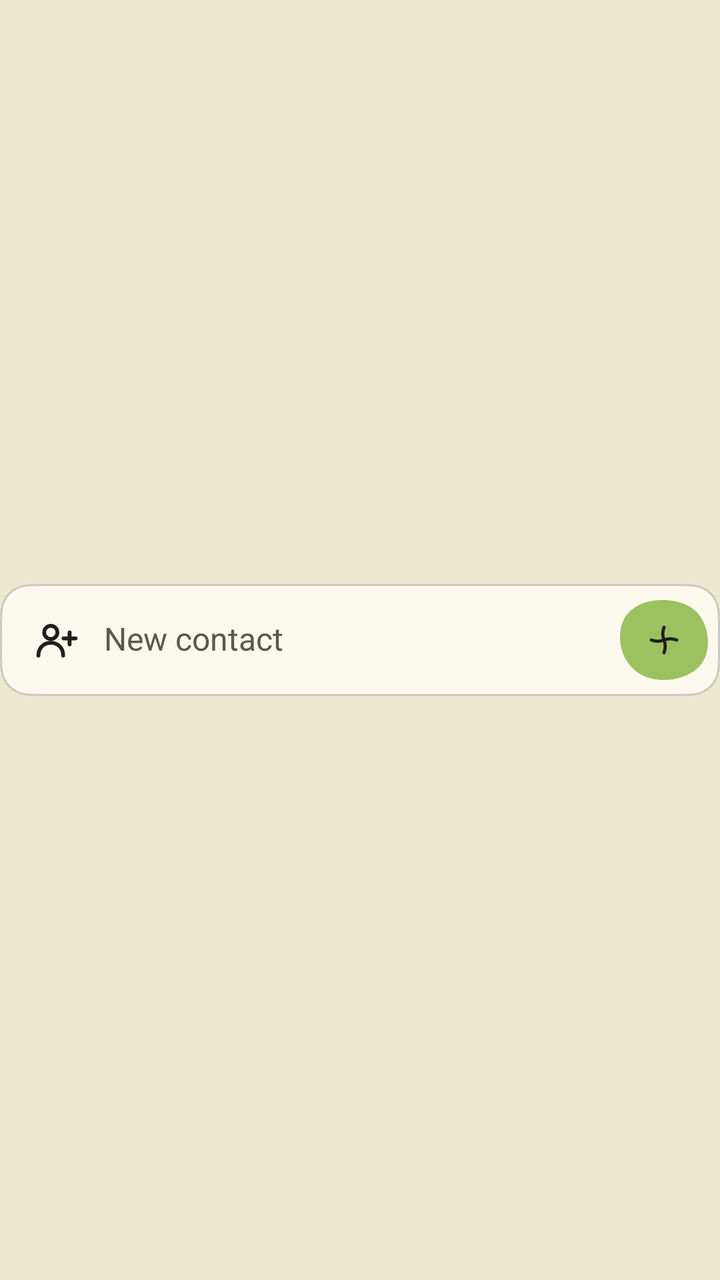
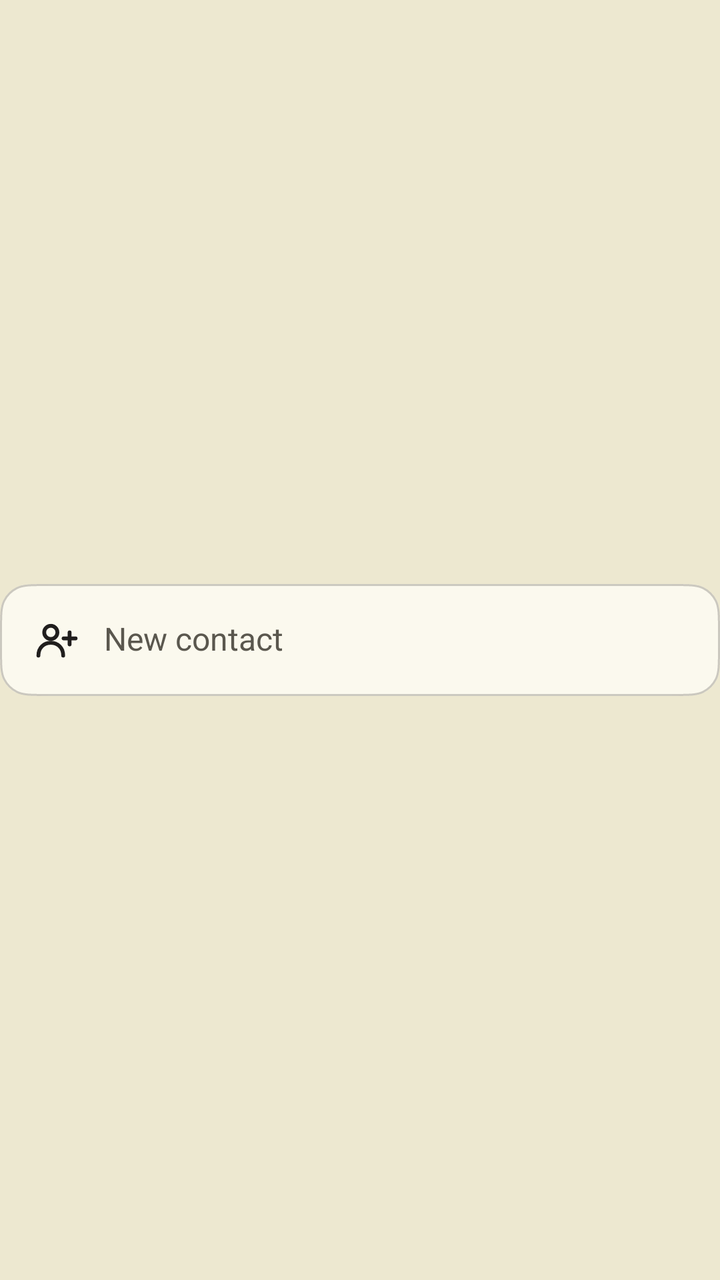

Compare the two renders of this Android layout. The source of the first and the diff that turns it into the second are given below.
<!-- AndroidManifest.xml: application theme AppTheme -->
<!-- res/layout/widget_add_wide.xml -->
<?xml version="1.0" encoding="utf-8"?>
<FrameLayout xmlns:android="http://schemas.android.com/apk/res/android"
    android:id="@android:id/background"
    android:clipToOutline="true"
    android:outlineProvider="bounds"
    android:layout_width="match_parent"
    android:layout_height="match_parent">

    <FrameLayout
        android:id="@+id/add_strip"
        android:layout_width="match_parent"
        android:layout_height="56dp"
        android:layout_gravity="center_vertical"
        android:background="@drawable/wgen_bar_field"
        android:contentDescription="@string/widget_new_contact"
        android:foreground="@drawable/wgen_fg_strip">

        <LinearLayout
            android:layout_width="match_parent"
            android:layout_height="match_parent"
            android:gravity="center_vertical"
            android:orientation="horizontal"
            android:paddingStart="16dp"
            android:paddingEnd="6dp">

            <ImageView
                android:layout_width="24dp"
                android:layout_height="24dp"
                android:importantForAccessibility="no"
                android:src="@drawable/wgen_g_person_plus" />

            
            <FrameLayout
                android:layout_width="0dp"
                android:layout_height="wrap_content"
                android:layout_marginStart="12dp"
                android:layout_weight="1">

                <ImageView
                    android:id="@+id/add_hint_image"
                    android:layout_width="wrap_content"
                    android:layout_height="wrap_content"
                    android:importantForAccessibility="no"
                    android:visibility="gone" />

                <TextView
                    android:id="@+id/add_hint"
                    style="@style/WidgetText.Hint"
                    android:layout_width="match_parent"
                    android:layout_height="wrap_content"
                    android:ellipsize="end"
                    android:importantForAccessibility="no"
                    android:maxLines="1"
                    android:text="@string/widget_new_contact" />
            </FrameLayout>

            <ImageView
                android:layout_width="44dp"
                android:layout_height="40dp"
                android:background="@drawable/wgen_capture_1"
                android:duplicateParentState="true"
                android:importantForAccessibility="no"
                android:padding="10dp"
                android:scaleType="fitCenter"
                android:src="@drawable/wgen_g_plus_on_leaf" />
        </LinearLayout>
    </FrameLayout>
</FrameLayout>
<!-- resources referenced by this layout -->
<resources>
  <!-- drawable wgen_capture_1 (drawable) -->
  <?xml version="1.0" encoding="utf-8"?>
  <selector xmlns:android="http://schemas.android.com/apk/res/android" android:enterFadeDuration="90" android:exitFadeDuration="380">
    <item android:state_pressed="true"><layer-list>
      <item android:drawable="@drawable/wgen_pebble_1_leaf_given"/>
      <item android:drawable="@drawable/wgen_pebble_1_given"/>
    </layer-list></item>
    <item android:drawable="@drawable/wgen_pebble_1_leaf"/>
  </selector>
  <!-- drawable wgen_fg_strip (drawable) -->
  <?xml version="1.0" encoding="utf-8"?>
  <layer-list xmlns:android="http://schemas.android.com/apk/res/android">
    <item android:drawable="@drawable/wgen_bar_outline"/>
    <item android:drawable="@drawable/wgen_bar_press"/>
  </layer-list>
  <!-- drawable wgen_g_plus_on_leaf (drawable) -->
  <?xml version="1.0" encoding="utf-8"?>
  <vector xmlns:android="http://schemas.android.com/apk/res/android" android:width="24dp" android:height="24dp" android:viewportWidth="24" android:viewportHeight="24">
    <path android:pathData="M12 4.4C11 6.93 11 9.47 12 12C13 14.53 13 17.07 12 19.6M4.4 12C6.93 13 9.47 13 12 12C14.53 11 17.07 11 19.6 12" android:fillColor="#00000000" android:strokeColor="@color/wgen_on_leaf" android:strokeWidth="1.9" android:strokeLineCap="round" android:strokeLineJoin="round"/>
  </vector>
  <string name="widget_new_contact">New contact</string>
  <style name="WidgetText.Hint">
          <item name="android:textColor">@color/wgen_ink_muted</item>
          <item name="android:textSize">16sp</item>
          <item name="android:lineHeight">23sp</item>
      </style>
  <style name="AppTheme" parent="Theme.AppCompat.DayNight.NoActionBar">
          <item name="android:editTextBackground">@drawable/rn_edit_text_material</item>
          <item name="android:windowBackground">@color/window_ground</item>
      </style>
  <color name="wgen_field">#FFFBF9EE</color>
  <!-- drawable wgen_pebble_1_leaf_given (drawable) -->
  <?xml version="1.0" encoding="utf-8"?>
  <vector xmlns:android="http://schemas.android.com/apk/res/android" android:width="48dp" android:height="48dp" android:viewportWidth="100" android:viewportHeight="100">
    <path android:pathData="M50.18,0.03 C28.99,-0.42 9.15,11.7 2.58,32.4 C-4.59,54.71 3.56,79.94 23.42,92.59 C43.07,104.72 69.67,101.64 86.01,85.68 C100.87,71.2 103.71,47.96 95.37,28.9 C87.44,10.71 70.38,0.48 50.18,0.03 Z" android:fillColor="@color/wgen_leaf"/>
  </vector>
  <!-- drawable wgen_pebble_1_given (drawable) -->
  <?xml version="1.0" encoding="utf-8"?>
  <vector xmlns:android="http://schemas.android.com/apk/res/android" android:width="48dp" android:height="48dp" android:viewportWidth="100" android:viewportHeight="100">
    <path android:pathData="M50.18,0.03 C28.99,-0.42 9.15,11.7 2.58,32.4 C-4.59,54.71 3.56,79.94 23.42,92.59 C43.07,104.72 69.67,101.64 86.01,85.68 C100.87,71.2 103.71,47.96 95.37,28.9 C87.44,10.71 70.38,0.48 50.18,0.03 Z" android:fillColor="@color/wgen_press"/>
  </vector>
  <!-- drawable wgen_pebble_1_leaf (drawable) -->
  <?xml version="1.0" encoding="utf-8"?>
  <vector xmlns:android="http://schemas.android.com/apk/res/android" android:width="48dp" android:height="48dp" android:viewportWidth="100" android:viewportHeight="100">
    <path android:pathData="M50.18,0.07 C28.63,-0.99 7.08,9.67 1.69,32.07 C-3.7,54.48 3.85,80.08 23.24,92.88 C42.63,104.61 70.65,101.41 86.81,86.48 C101.89,72.61 102.97,48.08 95.43,28.87 C87.89,9.67 71.72,1.14 50.18,0.07 Z" android:fillColor="@color/wgen_leaf"/>
  </vector>
  <color name="wgen_ink">#FF201E1D</color>
  <color name="wgen_on_leaf">#FF201E1D</color>
  <color name="wgen_ink_muted">#FF5A574E</color>
  <color name="window_ground">#EDE8D0</color>
  <color name="wgen_leaf">#FF9CC15F</color>
  <color name="wgen_press">#1A201E1D</color>
  <color name="wgen_outline">#38201E1D</color>
  <!-- unchanged entries left out for length: 18 -->
</resources>

<!-- the commit's change to res/layout/widget_add_wide.xml (unified diff, before → after) -->
@@ -21,7 +21,7 @@
             android:gravity="center_vertical"
             android:orientation="horizontal"
             android:paddingStart="16dp"
-            android:paddingEnd="6dp">
+            android:paddingEnd="16dp">
 
             <ImageView
                 android:layout_width="24dp"
@@ -53,16 +53,6 @@
                     android:maxLines="1"
                     android:text="@string/widget_new_contact" />
             </FrameLayout>
-
-            <ImageView
-                android:layout_width="44dp"
-                android:layout_height="40dp"
-                android:background="@drawable/wgen_capture_1"
-                android:duplicateParentState="true"
-                android:importantForAccessibility="no"
-                android:padding="10dp"
-                android:scaleType="fitCenter"
-                android:src="@drawable/wgen_g_plus_on_leaf" />
         </LinearLayout>
     </FrameLayout>
 </FrameLayout>
<!-- resource entries referenced after the edit -->
@@ -1,25 +1,11 @@
 <!-- resources referenced by this layout -->
 <resources>
-  <!-- drawable wgen_capture_1 (drawable) -->
-  <?xml version="1.0" encoding="utf-8"?>
-  <selector xmlns:android="http://schemas.android.com/apk/res/android" android:enterFadeDuration="90" android:exitFadeDuration="380">
-    <item android:state_pressed="true"><layer-list>
-      <item android:drawable="@drawable/wgen_pebble_1_leaf_given"/>
-      <item android:drawable="@drawable/wgen_pebble_1_given"/>
-    </layer-list></item>
-    <item android:drawable="@drawable/wgen_pebble_1_leaf"/>
-  </selector>
   <!-- drawable wgen_fg_strip (drawable) -->
   <?xml version="1.0" encoding="utf-8"?>
   <layer-list xmlns:android="http://schemas.android.com/apk/res/android">
     <item android:drawable="@drawable/wgen_bar_outline"/>
     <item android:drawable="@drawable/wgen_bar_press"/>
   </layer-list>
-  <!-- drawable wgen_g_plus_on_leaf (drawable) -->
-  <?xml version="1.0" encoding="utf-8"?>
-  <vector xmlns:android="http://schemas.android.com/apk/res/android" android:width="24dp" android:height="24dp" android:viewportWidth="24" android:viewportHeight="24">
-    <path android:pathData="M12 4.4C11 6.93 11 9.47 12 12C13 14.53 13 17.07 12 19.6M4.4 12C6.93 13 9.47 13 12 12C14.53 11 17.07 11 19.6 12" android:fillColor="#00000000" android:strokeColor="@color/wgen_on_leaf" android:strokeWidth="1.9" android:strokeLineCap="round" android:strokeLineJoin="round"/>
-  </vector>
   <string name="widget_new_contact">New contact</string>
   <style name="WidgetText.Hint">
           <item name="android:textColor">@color/wgen_ink_muted</item>
@@ -31,26 +17,9 @@
           <item name="android:windowBackground">@color/window_ground</item>
       </style>
   <color name="wgen_field">#FFFBF9EE</color>
-  <!-- drawable wgen_pebble_1_leaf_given (drawable) -->
-  <?xml version="1.0" encoding="utf-8"?>
-  <vector xmlns:android="http://schemas.android.com/apk/res/android" android:width="48dp" android:height="48dp" android:viewportWidth="100" android:viewportHeight="100">
-    <path android:pathData="M50.18,0.03 C28.99,-0.42 9.15,11.7 2.58,32.4 C-4.59,54.71 3.56,79.94 23.42,92.59 C43.07,104.72 69.67,101.64 86.01,85.68 C100.87,71.2 103.71,47.96 95.37,28.9 C87.44,10.71 70.38,0.48 50.18,0.03 Z" android:fillColor="@color/wgen_leaf"/>
-  </vector>
-  <!-- drawable wgen_pebble_1_given (drawable) -->
-  <?xml version="1.0" encoding="utf-8"?>
-  <vector xmlns:android="http://schemas.android.com/apk/res/android" android:width="48dp" android:height="48dp" android:viewportWidth="100" android:viewportHeight="100">
-    <path android:pathData="M50.18,0.03 C28.99,-0.42 9.15,11.7 2.58,32.4 C-4.59,54.71 3.56,79.94 23.42,92.59 C43.07,104.72 69.67,101.64 86.01,85.68 C100.87,71.2 103.71,47.96 95.37,28.9 C87.44,10.71 70.38,0.48 50.18,0.03 Z" android:fillColor="@color/wgen_press"/>
-  </vector>
-  <!-- drawable wgen_pebble_1_leaf (drawable) -->
-  <?xml version="1.0" encoding="utf-8"?>
-  <vector xmlns:android="http://schemas.android.com/apk/res/android" android:width="48dp" android:height="48dp" android:viewportWidth="100" android:viewportHeight="100">
-    <path android:pathData="M50.18,0.07 C28.63,-0.99 7.08,9.67 1.69,32.07 C-3.7,54.48 3.85,80.08 23.24,92.88 C42.63,104.61 70.65,101.41 86.81,86.48 C101.89,72.61 102.97,48.08 95.43,28.87 C87.89,9.67 71.72,1.14 50.18,0.07 Z" android:fillColor="@color/wgen_leaf"/>
-  </vector>
   <color name="wgen_ink">#FF201E1D</color>
-  <color name="wgen_on_leaf">#FF201E1D</color>
   <color name="wgen_ink_muted">#FF5A574E</color>
   <color name="window_ground">#EDE8D0</color>
-  <color name="wgen_leaf">#FF9CC15F</color>
   <color name="wgen_press">#1A201E1D</color>
   <color name="wgen_outline">#38201E1D</color>
   <!-- unchanged entries left out for length: 18 -->
